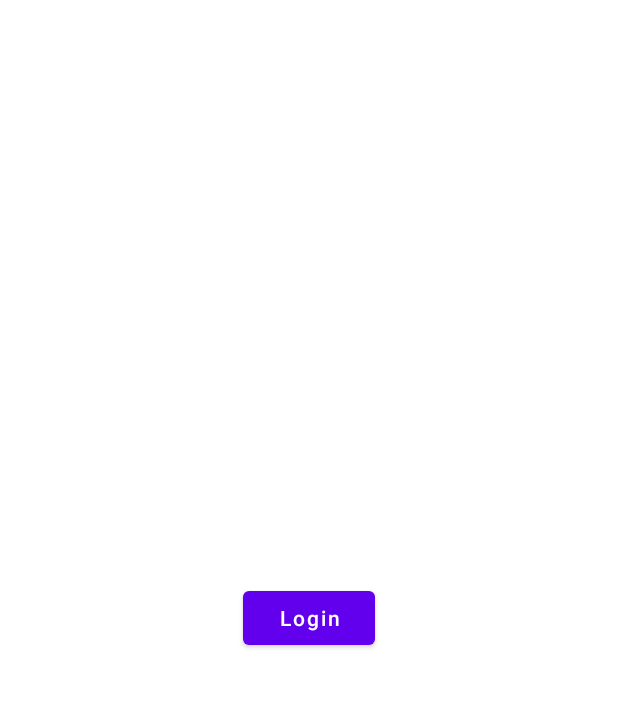
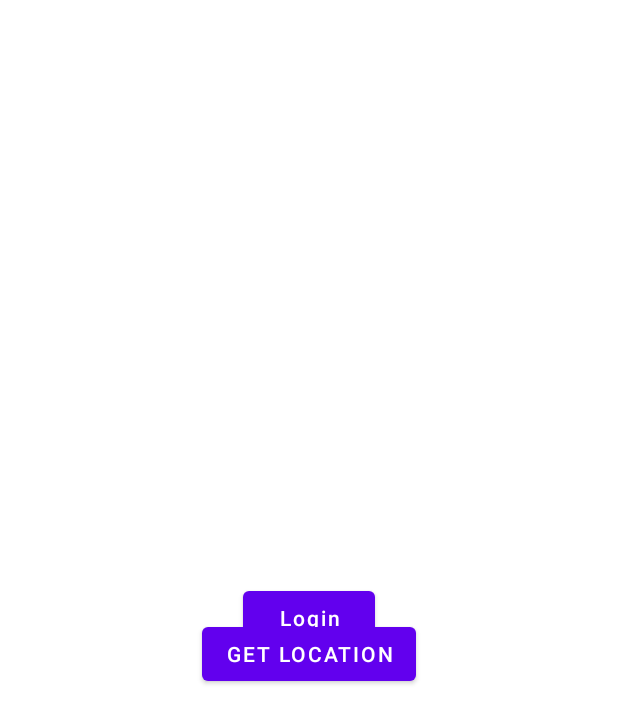
Before and after one commit to rahultanwar8814/MyTask, an Android app: the layout activity_main.xml on its own in the app's theme, with its tools: preview values and no code run, on a phone screen of 412 x 824 dp. Shown: the top 723 px of the screen. Run offline under Robolectric (Android 15) with nearby library versions, the phone set to English and light mode, and no system bars.

Commit message:
getting live location 2

```diff
--- a/app/build.gradle
+++ b/app/build.gradle
@@ -48,4 +48,5 @@ dependencies {
     testImplementation 'junit:junit:4.13.2'
     androidTestImplementation 'androidx.test.ext:junit:1.1.3'
     androidTestImplementation 'androidx.test.espresso:espresso-core:3.4.0'
+    implementation 'com.google.android.gms:play-services-location:16.0.0'
 }
--- a/app/src/main/AndroidManifest.xml
+++ b/app/src/main/AndroidManifest.xml
@@ -3,6 +3,8 @@
     package="com.errorsmasher.mytask">
     <uses-permission android:name="android.permission.INTERNET" />
     <uses-permission android:name="android.permission.ACCESS_NETWORK_STATE" />
+    <uses-permission android:name="android.permission.ACCESS_FINE_LOCATION"/>
+    <uses-permission android:name="android.permission.ACCESS_COARSE_LOCATION"/>
 
     <application
         android:allowBackup="true"
--- a/app/src/main/res/layout/activity_main.xml
+++ b/app/src/main/res/layout/activity_main.xml
@@ -29,4 +29,14 @@
         app:layout_constraintStart_toStartOf="parent"
         app:layout_constraintTop_toTopOf="parent" />
 
+    <Button
+        android:id="@+id/getLoc"
+        android:layout_width="wrap_content"
+        android:layout_height="wrap_content"
+        android:text="Get Location"
+        app:layout_constraintEnd_toEndOf="parent"
+        app:layout_constraintStart_toStartOf="parent"
+        app:layout_constraintTop_toBottomOf="@+id/name" />
+
+
 </androidx.constraintlayout.widget.ConstraintLayout>
```
Also changed, not shown: app/src/main/java/com/errorsmasher/mytask/MainActivity.kt (+32 -0 lines).
